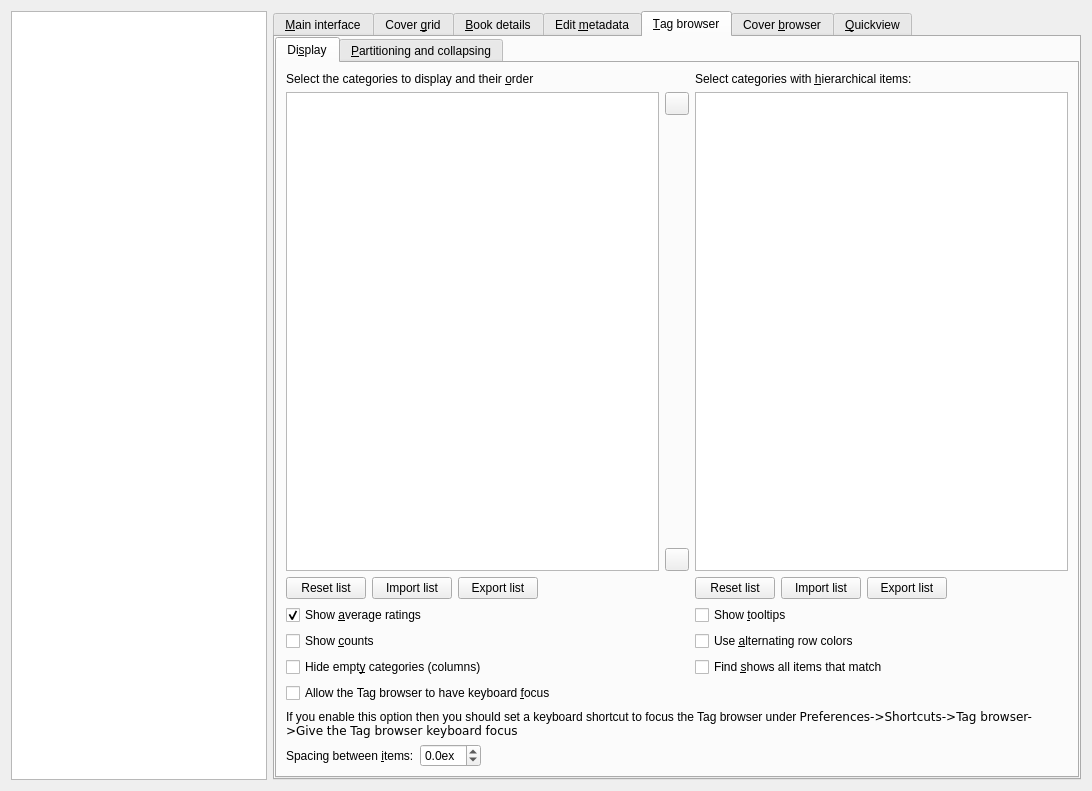
kovidgoyal/calibre, file src/calibre/gui2/preferences/look_feel.ui: the form before one commit.
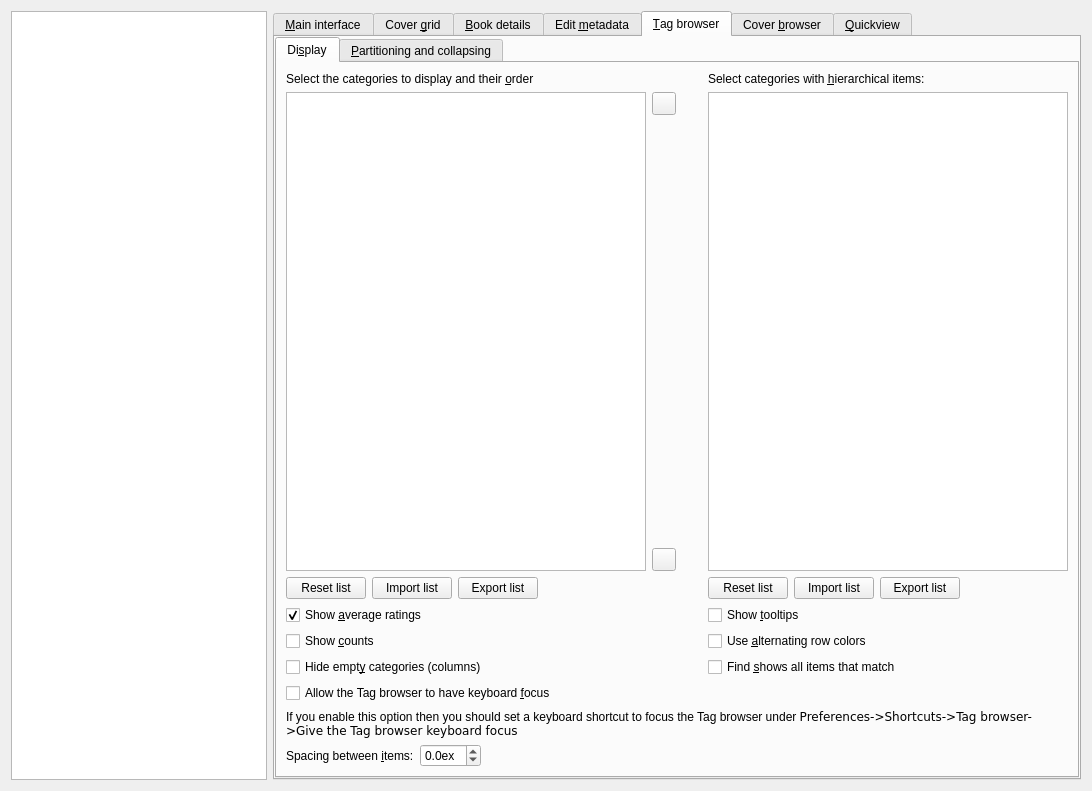
The form after the commit. The open tabs and pages were chosen to show the change. Icons and pictures are not drawn. Custom widgets are drawn as their Qt base class.

```diff
--- a/src/calibre/gui2/preferences/look_feel.ui
+++ b/src/calibre/gui2/preferences/look_feel.ui
@@ -1192,7 +1192,7 @@
           </property>
           <property name="sizeHint" stdset="0">
            <size>
-            <width>20</width>
+            <width>50</width>
             <height>40</height>
            </size>
           </property>
```
Left out of the diff: 3 changed lines with no effect on the pictures.
